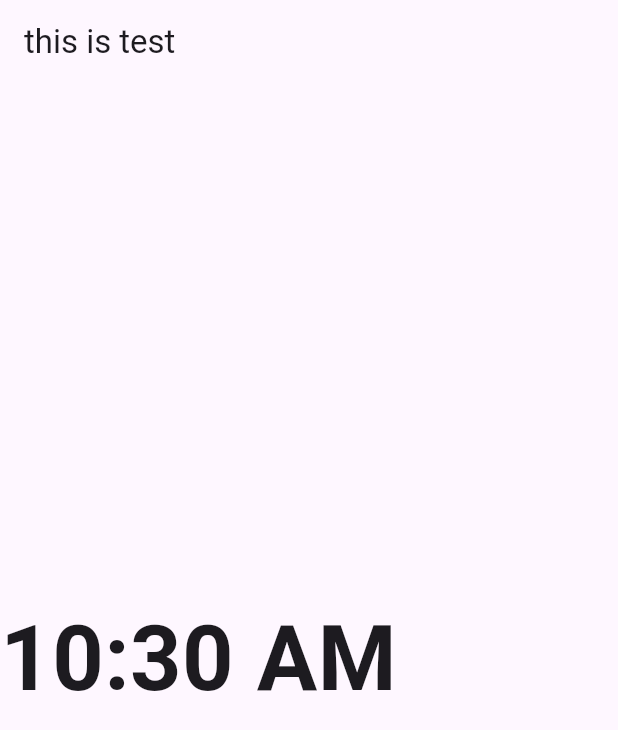
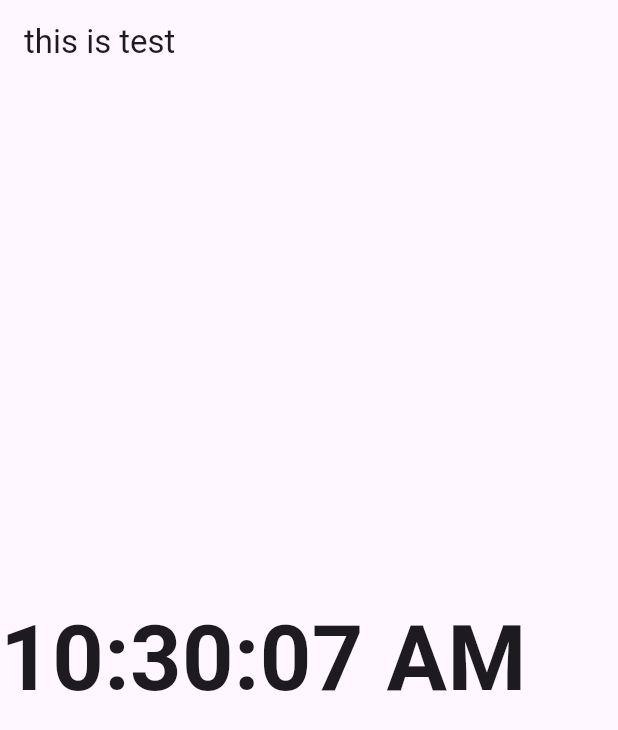
Before and after one commit to NafimAhmed/flutter-tv-clock, a Flutter app: the screen it shows after launch, on a phone screen of 412 x 824 dp. Shown: the top 730 px of the screen. Run offline on Flutter 3.47's test engine with Material 3 defaults, Android fonts, the phone set to English and light mode, and no system bars; our stand-ins replace analog_clock.

Commit message:
second added

```diff
--- a/lib/widgets/clock.dart
+++ b/lib/widgets/clock.dart
@@ -14,7 +14,7 @@ class Clock extends StatelessWidget{
         stream: Stream.periodic(const Duration(seconds: 1)),
         builder: (context, snapshot) {
           return Text(
-            DateFormat('hh:mm a').format(DateTime.now()),
+            DateFormat('hh:mm:ss a').format(DateTime.now()),
             style: TextStyle(
                 fontSize: 60,
                 fontWeight: FontWeight.bold
```
